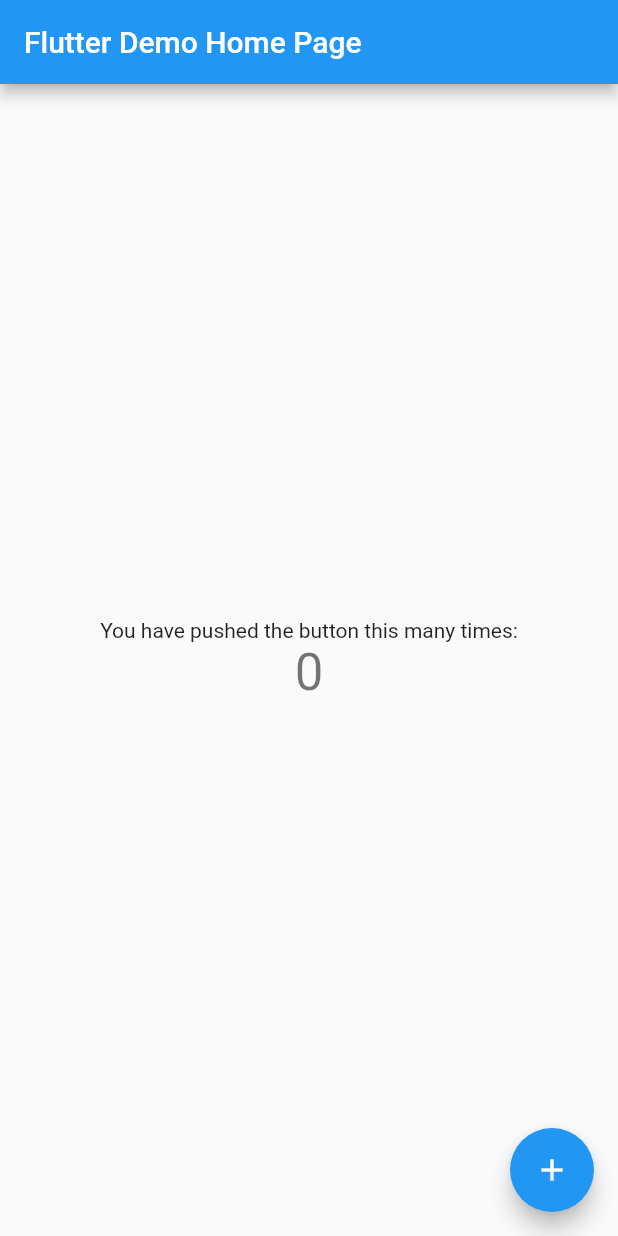
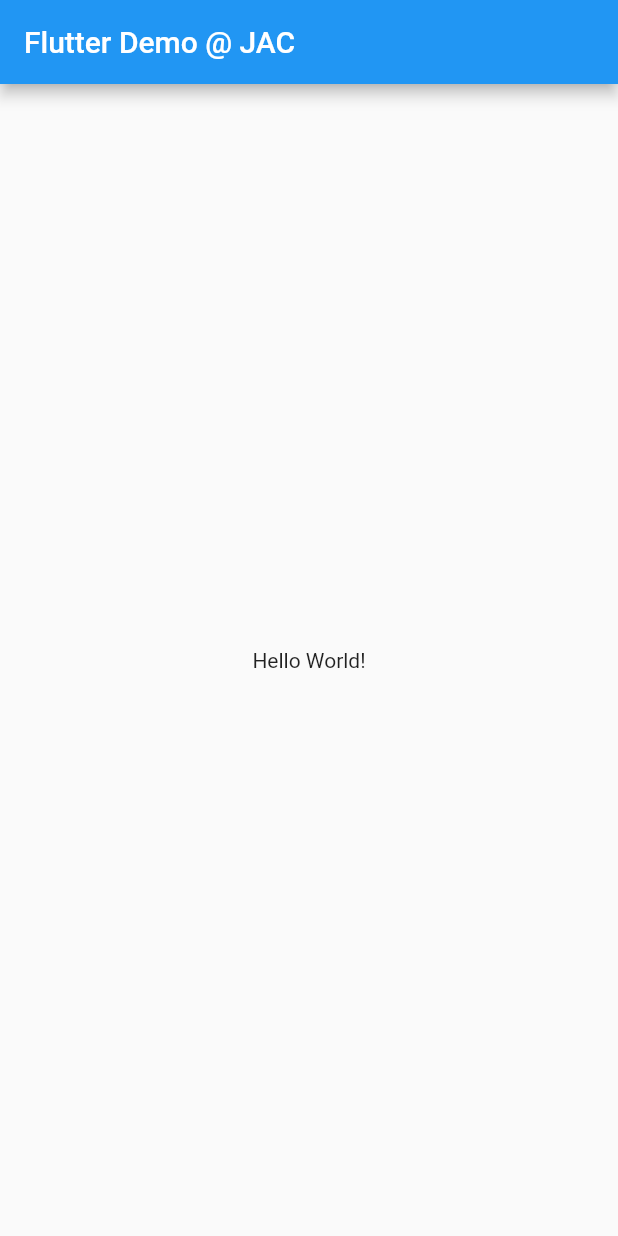
Before and after one commit to polilluminato/presentazione-flutter-jac-2023, a Flutter app: the screen it shows after launch, on a phone screen of 412 x 824 dp. Run offline on Flutter 3.47's test engine with Material 2 defaults, Android fonts, the light colour scheme and no system bars.

Commit message:
app: First changes to the app

```diff
--- a/code/flutter_jac/lib/main.dart
+++ b/code/flutter_jac/lib/main.dart
@@ -11,104 +11,34 @@
   @override
   Widget build(BuildContext context) {
     return MaterialApp(
-      title: 'Flutter Demo',
+      title: 'Flutter Demo @ JAC',
       theme: ThemeData(
-        // This is the theme of your application.
-        //
-        // Try running your application with "flutter run". You'll see the
-        // application has a blue toolbar. Then, without quitting the app, try
-        // changing the primarySwatch below to Colors.green and then invoke
-        // "hot reload" (press "r" in the console where you ran "flutter run",
-        // or simply save your changes to "hot reload" in a Flutter IDE).
-        // Notice that the counter didn't reset back to zero; the application
-        // is not restarted.
         primarySwatch: Colors.blue,
       ),
-      home: const MyHomePage(title: 'Flutter Demo Home Page'),
+      home: const MyHomePage(title: 'Flutter Demo @ JAC'),
     );
   }
 }
 
-class MyHomePage extends StatefulWidget {
+class MyHomePage extends StatelessWidget {
   const MyHomePage({super.key, required this.title});
-
-  // This widget is the home page of your application. It is stateful, meaning
-  // that it has a State object (defined below) that contains fields that affect
-  // how it looks.
-
-  // This class is the configuration for the state. It holds the values (in this
-  // case the title) provided by the parent (in this case the App widget) and
-  // used by the build method of the State. Fields in a Widget subclass are
-  // always marked "final".
-
   final String title;
 
   @override
-  State<MyHomePage> createState() => _MyHomePageState();
-}
-
-class _MyHomePageState extends State<MyHomePage> {
-  int _counter = 0;
-
-  void _incrementCounter() {
-    setState(() {
-      // This call to setState tells the Flutter framework that something has
-      // changed in this State, which causes it to rerun the build method below
-      // so that the display can reflect the updated values. If we changed
-      // _counter without calling setState(), then the build method would not be
-      // called again, and so nothing would appear to happen.
-      _counter++;
-    });
-  }
-
-  @override
   Widget build(BuildContext context) {
-    // This method is rerun every time setState is called, for instance as done
-    // by the _incrementCounter method above.
-    //
-    // The Flutter framework has been optimized to make rerunning build methods
-    // fast, so that you can just rebuild anything that needs updating rather
-    // than having to individually change instances of widgets.
     return Scaffold(
       appBar: AppBar(
-        // Here we take the value from the MyHomePage object that was created by
-        // the App.build method, and use it to set our appbar title.
-        title: Text(widget.title),
+        title: Text(title),
       ),
       body: Center(
-        // Center is a layout widget. It takes a single child and positions it
-        // in the middle of the parent.
         child: Column(
-          // Column is also a layout widget. It takes a list of children and
-          // arranges them vertically. By default, it sizes itself to fit its
-          // children horizontally, and tries to be as tall as its parent.
-          //
-          // Invoke "debug painting" (press "p" in the console, choose the
-          // "Toggle Debug Paint" action from the Flutter Inspector in Android
-          // Studio, or the "Toggle Debug Paint" command in Visual Studio Code)
-          // to see the wireframe for each widget.
-          //
-          // Column has various properties to control how it sizes itself and
-          // how it positions its children. Here we use mainAxisAlignment to
-          // center the children vertically; the main axis here is the vertical
-          // axis because Columns are vertical (the cross axis would be
-          // horizontal).
           mainAxisAlignment: MainAxisAlignment.center,
-          children: <Widget>[
-            const Text(
-              'You have pushed the button this many times:',
-            ),
+          children: const <Widget>[
             Text(
-              '$_counter',
-              style: Theme.of(context).textTheme.headlineMedium,
+              'Hello World!',
             ),
           ],
         ),
-      ),
-      floatingActionButton: FloatingActionButton(
-        onPressed: _incrementCounter,
-        tooltip: 'Increment',
-        child: const Icon(Icons.add),
       ), // This trailing comma makes auto-formatting nicer for build methods.
     );
   }
```
Also changed, not shown: code/flutter_jac/pubspec.yaml (+2 -66 lines), code/flutter_jac/pubspec.lock.
